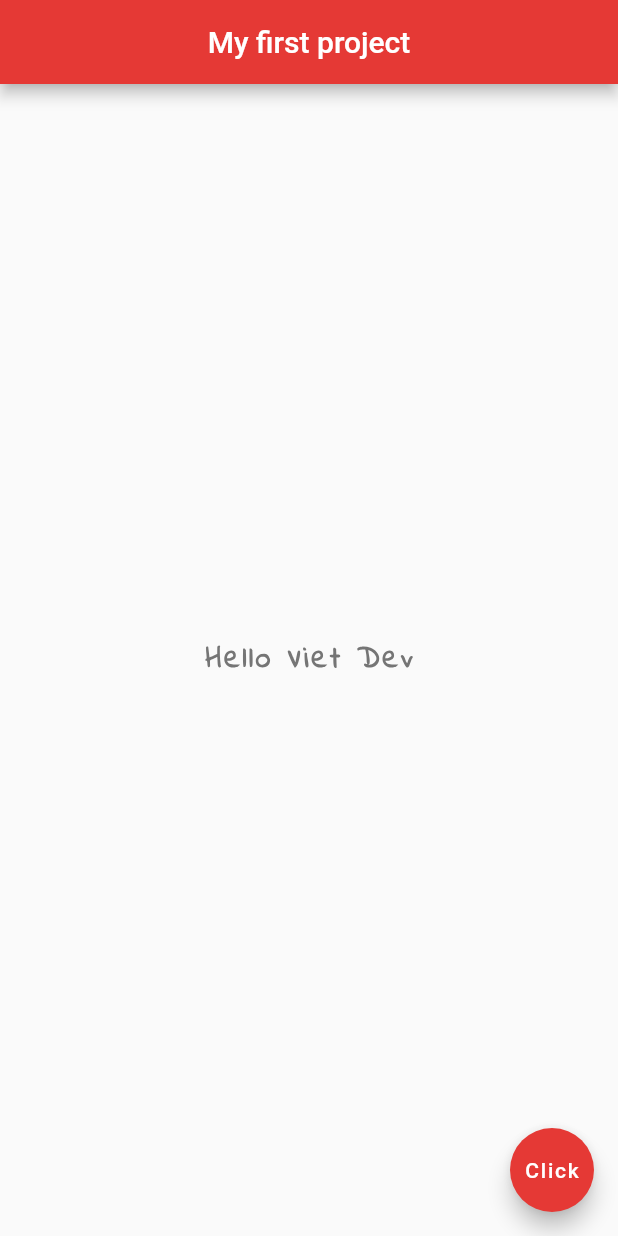
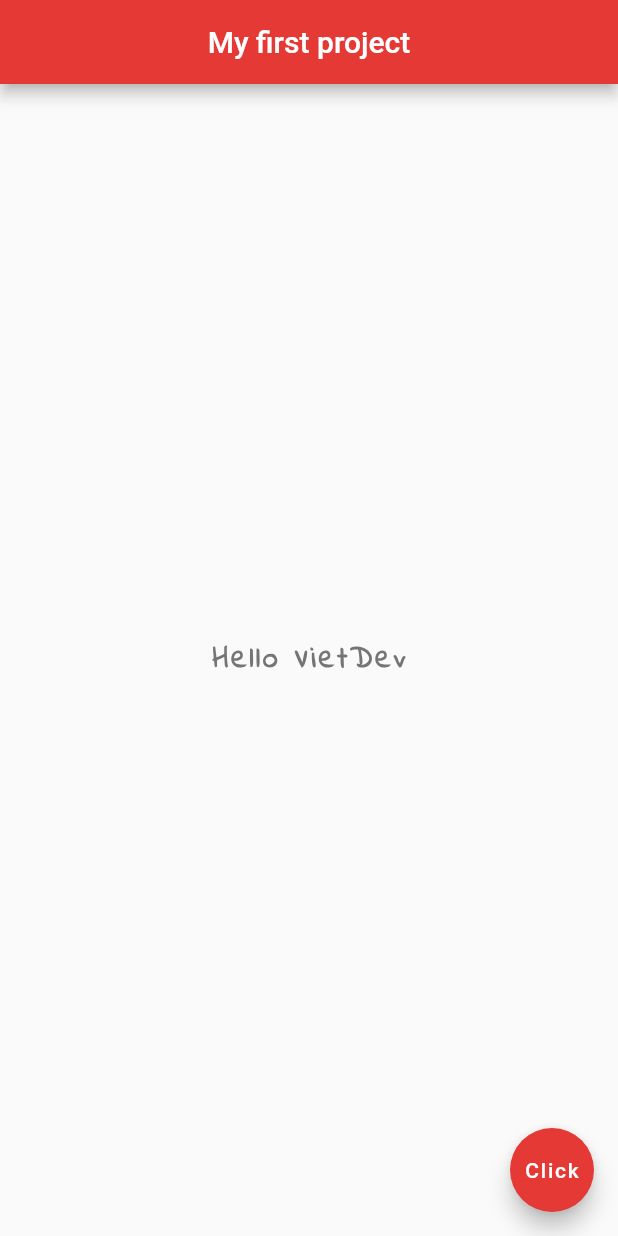
Before and after one commit to PikaPika0710/flutter_tutorial, a Flutter app: the screen it shows after launch, on a phone screen of 412 x 824 dp. Run offline on Flutter 3.47's test engine with Material 2 defaults, Android fonts, the phone set to English and light mode, and no system bars.

```diff
--- a/my_app/lib/main.dart
+++ b/my_app/lib/main.dart
@@ -1,7 +1,14 @@
 import 'package:flutter/material.dart';
 
 void main() => runApp(MaterialApp(
-      home: Scaffold(
+      home: Home(),
+));
+
+
+class Home extends StatelessWidget {
+  @override
+  Widget build(BuildContext context) {
+    return Scaffold(
       appBar: AppBar(
         title: Text('My first project'),
         centerTitle: true,
@@ -9,7 +16,7 @@ void main() => runApp(MaterialApp(
       ),
       body: Center(
         child: Text(
-            "Hello Viet Dev",
+          "Hello VietDev",
           style: TextStyle(
             fontSize: 20.0,
             fontWeight: FontWeight.bold,
@@ -24,5 +31,6 @@ void main() => runApp(MaterialApp(
         child: Text("Click"),
         backgroundColor: Colors.red[600],
       ),
-      ),
-    ));
+    );
+  }
+}
```
Lines whose indentation alone changed are shown as unchanged.
